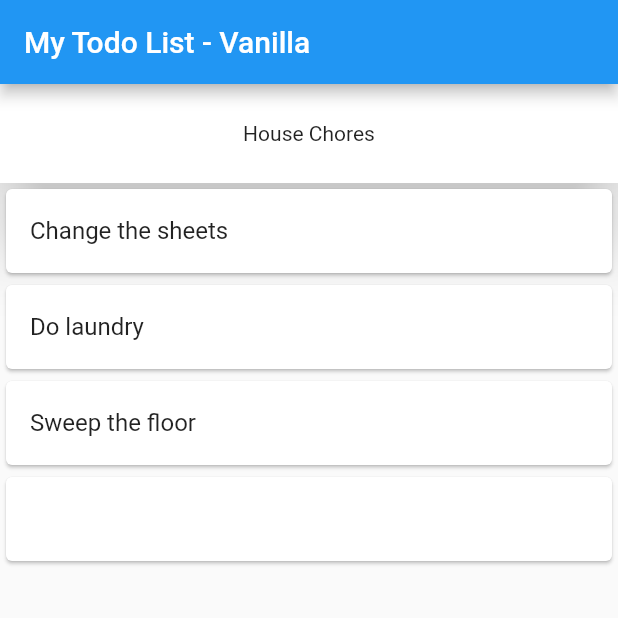
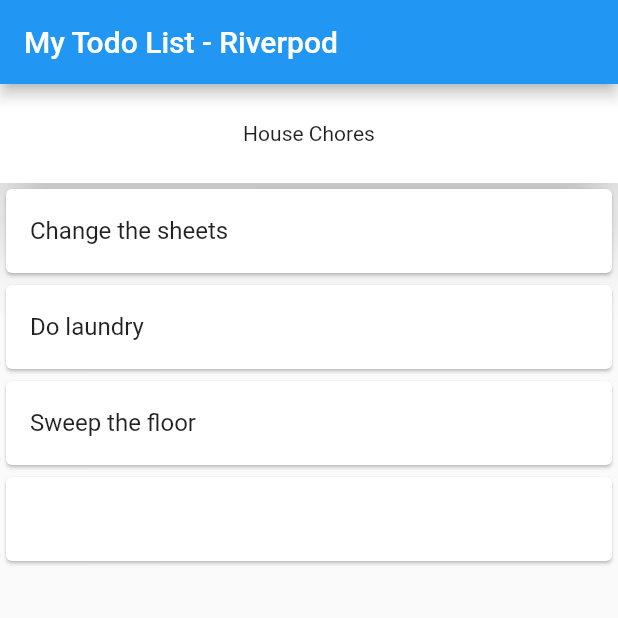
Before and after one commit to BasakK6/flutter_state_management, a Flutter app: the screen it shows after launch, after a tap on "Add", on a phone screen of 412 x 824 dp, the top half of it. Run offline on Flutter 3.47's test engine with Material 2 defaults, Android fonts, the phone set to English and light mode, and no system bars; our stand-ins replace flutter_riverpod, logger.

Commit message:
feature: used riverpod instead of vanilla state management

```diff
--- a/lib/main.dart
+++ b/lib/main.dart
@@ -1,8 +1,9 @@
 import 'package:flutter/material.dart';
+import 'package:flutter_riverpod/flutter_riverpod.dart';
 import 'package:flutter_state_management/todo_view.dart';
 
 void main() {
-  runApp(const MyApp());
+  runApp(const ProviderScope(child: MyApp()));
 }
 
 class MyApp extends StatelessWidget {
--- a/lib/repository/todo_repository.dart
+++ b/lib/repository/todo_repository.dart
@@ -1,4 +1,7 @@
-class TodoRepository {
+import 'package:flutter/foundation.dart';
+import 'package:flutter_riverpod/flutter_riverpod.dart';
+
+class TodoRepository extends ChangeNotifier{
   List<String> todoItems = [
     "Change the sheets",
     "Do laundry",
@@ -9,5 +12,10 @@ class TodoRepository {
 
   void addItem(String text) {
     todoItems.add(text);
+    notifyListeners();
   }
 }
+
+final todoRepositoryProvider = ChangeNotifierProvider((ref) {
+  return TodoRepository();
+});
--- a/lib/todo_view.dart
+++ b/lib/todo_view.dart
@@ -1,135 +1,103 @@
 import 'package:flutter/material.dart';
+import 'package:flutter_riverpod/flutter_riverpod.dart';
 import 'package:flutter_state_management/utility/project_logger.dart';
 import 'package:flutter_state_management/repository/todo_repository.dart';
 
-class TodoView extends StatefulWidget {
+class TodoView extends StatelessWidget {
   const TodoView({Key? key}) : super(key: key);
-
-  @override
-  State<TodoView> createState() => _TodoViewState();
-}
-
-class _TodoViewState extends State<TodoView> {
-  late TodoRepository todoRepository;
-
-  @override
-  void initState() {
-    super.initState();
-    todoRepository = TodoRepository();
-  }
-
-  void addTodo(String text) {
-    setState(() {
-      todoRepository.addItem(text);
-    });
-  }
 
   @override
   Widget build(BuildContext context) {
     ProjectLogger().logger.i("TodoView build run");
     return Scaffold(
       appBar: buildAppBar(),
-      body: CategoryBody(
-        category: todoRepository.category,
-        todoItems: todoRepository.todoItems,
-        addTodo: addTodo,
-      ),
+      body: const CategoryBody(),
     );
   }
 
   AppBar buildAppBar() {
-    return AppBar(title: const Text("My Todo List - Vanilla"));
+    return AppBar(title: const Text("My Todo List - Riverpod"));
   }
 }
 
 class CategoryBody extends StatelessWidget {
   const CategoryBody({
     super.key,
-    required this.category,
-    required this.todoItems,
-    required this.addTodo,
   });
-
-  final String category;
-  final List<String> todoItems;
-  final void Function(String text) addTodo;
 
   @override
   Widget build(BuildContext context) {
     ProjectLogger().logger.i("CategoryBody build run");
     return Column(
-      children: [
-        CategoryTitleWidget(category: category),
+      children: const [
+        CategoryTitleWidget(),
         Expanded(
-          child: CategoryItems(todoItems: todoItems),
+          child: CategoryItems(),
         ),
-        CategoryInput(addTodo: addTodo),
+        CategoryInput(),
       ],
     );
   }
 }
 
-class CategoryTitleWidget extends StatelessWidget {
+class CategoryTitleWidget extends ConsumerWidget {
   const CategoryTitleWidget({
     super.key,
-    required this.category,
   });
 
-  final String category;
+  @override
+  Widget build(BuildContext context, WidgetRef ref) {
+    ProjectLogger().logger.i("CategoryTitle build run");
 
-  @override
-  Widget build(BuildContext context) {
-    ProjectLogger().logger.i("CategoryTitle build run");
+    final todoRepository = ref.watch(todoRepositoryProvider);
+
     return PhysicalModel(
       elevation: 20,
       color: Colors.white,
       child: Center(
         child: Padding(
           padding: const EdgeInsets.all(25.0),
-          child: Text(category),
+          child: Text(todoRepository.category ?? ""),
         ),
       ),
     );
   }
 }
 
-class CategoryItems extends StatelessWidget {
+class CategoryItems extends ConsumerWidget {
   const CategoryItems({
     super.key,
-    required this.todoItems,
   });
 
-  final List<String> todoItems;
+  @override
+  Widget build(BuildContext context, WidgetRef ref) {
+    ProjectLogger().logger.i("CategoryItems build run");
 
-  @override
-  Widget build(BuildContext context) {
-    ProjectLogger().logger.i("CategoryItems build run");
+    final todoRepository = ref.watch(todoRepositoryProvider);
+
     return ListView.builder(
       itemBuilder: (BuildContext context, int index) {
         return Card(
           child: ListTile(
-            title: Text(todoItems[index]),
+            title: Text(todoRepository.todoItems[index] ?? ""),
           ),
         );
       },
-      itemCount: todoItems.length,
+      itemCount: todoRepository.todoItems.length ?? 0,
     );
   }
 }
 
-class CategoryInput extends StatefulWidget {
+class CategoryInput extends ConsumerStatefulWidget {
   const CategoryInput({
     super.key,
-    required this.addTodo,
   });
 
-  final void Function(String text) addTodo;
-
   @override
-  State<CategoryInput> createState() => _CategoryInputState();
+  ConsumerState<CategoryInput> createState() => _CategoryInputState();
 }
 
-class _CategoryInputState extends State<CategoryInput> {
+class _CategoryInputState extends ConsumerState<CategoryInput> {
   late final TextEditingController controller;
 
   @override
@@ -162,7 +130,7 @@ class _CategoryInputState extends State<CategoryInput> {
             padding: const EdgeInsets.only(right: 8.0),
             child: ElevatedButton(
               onPressed: () {
-                widget.addTodo(controller.text);
+                ref.read(todoRepositoryProvider).addItem(controller.text);
                 controller.clear();
               },
               child: const Text("Add"),
--- a/pubspec.yaml
+++ b/pubspec.yaml
@@ -38,6 +38,8 @@ dependencies:
   cupertino_icons: ^1.0.2
   #logging:
   logger: ^1.1.0
+  #state management
+  flutter_riverpod: ^2.1.3
 
 dev_dependencies:
   flutter_test:
```
Also changed, not shown: pubspec.lock.
